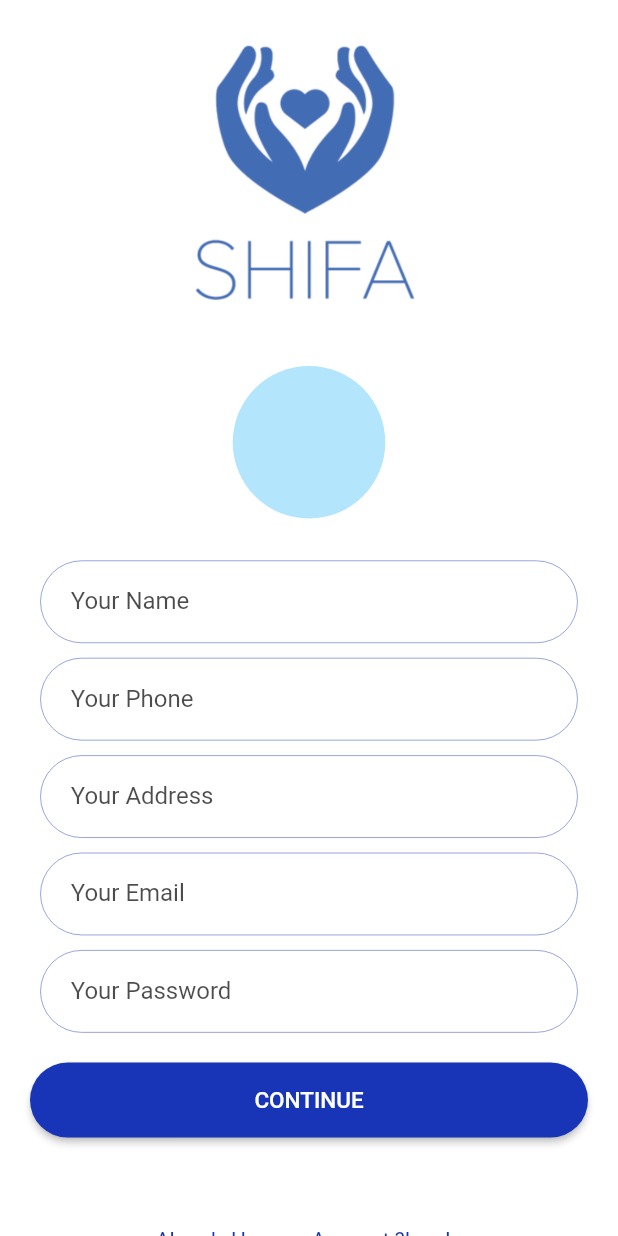
After one commit to ShifaApp/shifaa_app, a Flutter app: the RegisterHospital screen opened by its route, on a phone screen of 412 x 824 dp. The commit adds this screen. Run offline on Flutter 3.47's test engine with Material 2 defaults, Android fonts, the phone set to English and light mode, and no system bars; our stand-ins replace firebase_auth, firebase_core, firebase_database, image_picker, shared_preferences; accounts and stored records are empty; Roboto replaces fonts that are missing (Cairo).

Commit message:
start in hospital pages

```diff
--- a/lib/const/route_constants.dart
+++ b/lib/const/route_constants.dart
@@ -1,4 +1,5 @@
 import 'package:flutter/cupertino.dart';
+import 'package:shifa_app_flutter/screen/screens/hospital/register_hospital.dart';
 import 'package:shifa_app_flutter/screen/screens/login_page.dart';
 import 'package:shifa_app_flutter/screen/screens/signup_page.dart';
 
@@ -18,11 +19,12 @@ const String editInfoRoute = "editInfo";
 const String mainRoute = "mainRoute";
 //const String mapRoute = "mapRoute";
 const String dashBoardRoute = "dashBoard";
+const String registerHospitalRoute = "registerHospital";
 
 
 final Map<String, WidgetBuilder> routMap = {
  //  splashRoute: (BuildContext context) => const SplashScreen(),
- //  welcomeRoute: (BuildContext context) => const WelcomeScreen(),
+   registerHospitalRoute: (BuildContext context) => const RegisterHospital(),
    loginRoute: (BuildContext context) => const LogInPage(),
    signupRoute: (BuildContext context) => const SignUpPage(),
  // // mapRoute: (BuildContext context) => const LocationScreen(),
--- a/lib/models/Doctors.dart
+++ b/lib/models/Doctors.dart
@@ -6,47 +6,64 @@
 
 class Doctors {
   Doctors({
-      int? fees,
-      String? image,
-      String? name,
-      int? phone,
-      String? specialist,}){
+    String? fees,
+    String? image,
+    String? name,
+    String? phone,
+    String? email,
+    String? specialist,
+  }) {
     _fees = fees;
     _image = image;
+    _email = email;
     _name = name;
     _phone = phone;
     _specialist = specialist;
-}
+  }
 
   Doctors.fromJson(dynamic json) {
-    if(json !=null) {
+    if (json != null) {
       _fees = json['fees'];
       _image = json['image'];
       _name = json['name'];
       _phone = json['phone'];
+      _email = json['email'];
       _specialist = json['specialist'];
     }
   }
-  int? _fees;
+  String? _fees;
   String? _image;
   String? _name;
-  int? _phone;
+  String? _email;
+
+  String? _phone;
   String? _specialist;
 
-  int? get fees => _fees;
+  String? get fees => _fees;
   String? get image => _image;
   String? get name => _name;
-  int? get phone => _phone;
+  String? get phone => _phone;
   String? get specialist => _specialist;
+  String? get email => _email;
 
   Map<String, dynamic> toJson() {
     final map = <String, dynamic>{};
     map['fees'] = _fees;
     map['image'] = _image;
+    map['email'] = _email;
     map['name'] = _name;
     map['phone'] = _phone;
     map['specialist'] = _specialist;
     return map;
   }
-
+  Map<String, dynamic> toMap() {
+    return {
+      "name": name,
+      "email": email,
+      'fees' :_fees,
+      'specialist' :_specialist,
+      'image' : _image,
+      'phone' : _phone,
+    };
+  }
 }
--- a/lib/models/Hospitals.dart
+++ b/lib/models/Hospitals.dart
@@ -8,17 +8,20 @@ import 'Doctors.dart';
 
 class Hospitals {
   Hospitals({
-      List<Doctors>? doctors,
-      String? address,
-      String? image,
-      String? name,
-      int? phone,}){
+    List<Doctors>? doctors,
+    String? address,
+    String? image,
+    String? name,
+    String? email,
+    String? phone,
+  }) {
     _doctors = doctors;
     _address = address;
     _image = image;
     _name = name;
+    _email = email;
     _phone = phone;
-}
+  }
 
   Hospitals.fromJson(dynamic json) {
     if (json['Doctors'] != null) {
@@ -30,19 +33,24 @@ class Hospitals {
     _address = json['address'];
     _image = json['image'];
     _name = json['name'];
+    _email = json['email'];
+
     _phone = json['phone'];
   }
   List<Doctors>? _doctors;
   String? _address;
   String? _image;
   String? _name;
-  int? _phone;
+  String? _email;
+
+  String? _phone;
 
   List<Doctors>? get doctors => _doctors;
   String? get address => _address;
   String? get image => _image;
   String? get name => _name;
-  int? get phone => _phone;
+  String? get email => _email;
+  String? get phone => _phone;
 
   Map<String, dynamic> toJson() {
     final map = <String, dynamic>{};
@@ -50,10 +58,21 @@ class Hospitals {
       map['Doctors'] = _doctors?.map((v) => v.toJson()).toList();
     }
     map['address'] = _address;
+    map['email'] = _email;
     map['image'] = _image;
     map['name'] = _name;
     map['phone'] = _phone;
     return map;
+  }
+
+  Map<String, dynamic> toMap() {
+    return {
+      "name": name,
+      "email": email,
+      'address': _address,
+      'image': _image,
+      'phone': _phone,
+    };
   }
 
   @override
--- /dev/null
+++ b/lib/screen/screens/hospital/register_hospital.dart
@@ -0,0 +1,253 @@
+import 'dart:io';
+import 'dart:math';
+
+import 'package:flutter/material.dart';
+import 'package:firebase_auth/firebase_auth.dart';
+import 'package:firebase_database/firebase_database.dart';
+import 'package:shifa_app_flutter/const/const.dart';
+import 'package:shifa_app_flutter/design/color.dart';
+import 'package:image_picker/image_picker.dart';
+import 'package:shifa_app_flutter/models/Hospitals.dart';
+import 'package:shifa_app_flutter/screen/screens/hospital/register_doctor.dart';
+
+import '../../../const/route_constants.dart';
+import '../../../dialogs/message_dialog.dart';
+import '../../../dialogs/progress_dialog.dart';
+import '../../../helpers/info_helper.dart';
+import '../../../helpers/route_helper.dart';
+import '../../widget/buttons_class.dart';
+import '../../widget/text_field_class.dart';
+
+class RegisterHospital extends StatefulWidget {
+  const RegisterHospital({Key? key}) : super(key: key);
+
+  @override
+  State<RegisterHospital> createState() => _RegisterHospitalState();
+}
+
+class _RegisterHospitalState extends State<RegisterHospital> {
+  final TextEditingController nameController = TextEditingController();
+  final TextEditingController passController = TextEditingController();
+  final TextEditingController emailController = TextEditingController();
+  final TextEditingController addressController = TextEditingController();
+  final TextEditingController phoneController = TextEditingController();
+
+  bool isBtnEnabled = true;
+  XFile? pickedImage;
+
+  @override
+  Widget build(BuildContext context) {
+    return Scaffold(
+      resizeToAvoidBottomInset: false,
+      backgroundColor: CustomColors.primaryWhiteColor,
+      body: SafeArea(
+        child: Container(
+          margin: const EdgeInsets.symmetric(vertical: 10, horizontal: 20),
+          child: Column(
+            mainAxisAlignment: MainAxisAlignment.spaceEvenly,
+            children: [
+              Image.asset(
+                'assests/shifa.png',
+                height: MediaQuery.of(context).size.height / 4,
+              ),
+
+              ////////////////////////////
+
+              Column(
+                children: [
+                  InkWell(
+                    onTap: () async {
+                      final ImagePicker picker = ImagePicker();
+                      // Pick an image
+                      await picker
+                          .pickImage(source: ImageSource.gallery)
+                          .then((value) {
+                        setState(() {
+                          pickedImage = value;
+
+                          print(pickedImage!.name);
+                        });
+                      });
+                    },
+                    child: Container(
+                      margin: const EdgeInsets.symmetric(vertical: 20),
+                      width: MediaQuery.of(context).size.width / 2,
+                      height: MediaQuery.of(context).size.height / 7,
+                      decoration: BoxDecoration(
+                          color: CustomColors.primaryWhiteColor,
+                          borderRadius: BorderRadius.circular(20)),
+                      child: Padding(
+                          padding: const EdgeInsets.all(8.0),
+                          child: pickedImage != null
+                              ? Image.file(
+                                  File(pickedImage!.path),
+                                )
+                              : const CircleAvatar()),
+                    ),
+                  ),
+                  textFieldStyle(
+                      context: context,
+                      edgeInsetsGeometry: const EdgeInsets.only(bottom: 10),
+                      lbTxt: 'Your Name',
+                      textInputType: TextInputType.name,
+                      controller: nameController,
+                      textInputAction: TextInputAction.next),
+                  textFieldStyle(
+                      context: context,
+                      edgeInsetsGeometry: const EdgeInsets.only(bottom: 10),
+                      lbTxt: 'Your Phone',
+                      textInputType: TextInputType.phone,
+                      controller: phoneController,
+                      textInputAction: TextInputAction.next),
+                  textFieldStyle(
+                      context: context,
+                      edgeInsetsGeometry: const EdgeInsets.only(bottom: 10),
+                      lbTxt: 'Your Address',
+                      textInputType: TextInputType.text,
+                      controller: addressController,
+                      textInputAction: TextInputAction.next),
+                  textFieldStyle(
+                      context: context,
+                      edgeInsetsGeometry: const EdgeInsets.only(bottom: 10),
+                      lbTxt: 'Your Email',
+                      controller: emailController,
+                      textInputType: TextInputType.emailAddress,
+                      textInputAction: TextInputAction.next),
+                  textFieldStyle(
+                      context: context,
+                      edgeInsetsGeometry: const EdgeInsets.only(bottom: 10),
+                      lbTxt: 'Your Password',
+                      controller: passController,
+                      textInputType: TextInputType.visiblePassword,
+                      obscTxt: true,
+                      textInputAction: TextInputAction.done),
+                  lightBlueBtn(
+                      'Continue', const EdgeInsets.only(bottom: 10, top: 10),
+                      () {
+                    continueSignUp();
+
+                    //
+                  }),
+                ],
+              ),
+              const SizedBox(
+                height: 50,
+              )
+              //////////////////////////////////////////
+              ,
+              GestureDetector(
+                child: Row(
+                  mainAxisAlignment: MainAxisAlignment.center,
+                  children: [
+                    Text(
+                      'Already Have an Account ?',
+                      textAlign: TextAlign.center,
+                      style: TextStyle(
+                        color: CustomColors.lightBlueColor,
+                        fontSize: 14,
+                      ),
+                    ),
+                    Text(
+                      'Log In',
+                      textAlign: TextAlign.center,
+                      style: TextStyle(
+                        color: CustomColors.lightBlueColor,
+                        fontSize: 14,
+                      ),
+                    )
+                    ///////////////
+                    ,
+                  ],
+                ),
+                onTap: () {
+                  moveToNewStack(context, loginRoute);
+                },
+              ),
+            ],
+          ),
+        ),
+      ),
+    );
+  }
+
+  void continueSignUp() async {
+    if (nameController.value.text == '') {
+      // print('owner name');
+
+      showErrorMessageDialog(context, 'Please Enter your Name');
+
+      return;
+    }
+
+    if (phoneController.value.text == '') {
+      // print('owner name');
+
+      showErrorMessageDialog(context, 'Please Enter your Phone');
+
+      return;
+    }
+
+    if (addressController.value.text == '') {
+      // print('owner name');
+
+      showErrorMessageDialog(context, 'Please Enter your Address');
+
+      return;
+    }
+    if (emailController.value.text == '') {
+      showErrorMessageDialog(context, 'Please Enter your Email');
+
+      return;
+    }
+
+    if (isValidEmail(emailController.value.text) == false) {
+      showErrorMessageDialog(context, 'Email not Valid');
+
+      return;
+    }
+
+    if (passController.value.text == '') {
+      showErrorMessageDialog(context, 'Please Enter your Password');
+
+      return;
+    }
+    if (passController.value.text.length < 6) {
+      showErrorMessageDialog(context, 'Password must be more than 6 numbers ');
+
+      return;
+    }
+    isBtnEnabled = false;
+    //----------show progress----------------
+
+    showLoaderDialog(context);
+    FocusScope.of(context).unfocus();
+    try {
+      FirebaseAuth.instance.createUserWithEmailAndPassword(
+          email: emailController.value.text,
+          password: passController.value.text);
+      DatabaseReference ref =
+          FirebaseDatabase.instance.reference().child(hospitals);
+
+      ref
+          .child(Random().nextInt(10).toString())
+          .set(Hospitals(
+                  email: emailController.value.text,
+                  name: nameController.value.text,
+                  address: addressController.value.text,
+                  phone: phoneController.value.text)
+              .toMap())
+          .then((value) {
+        Navigator.push(context,
+            MaterialPageRoute(builder: (context) => const RegisterDoctor()));
+      });
+    } on FirebaseAuthException catch (e) {
+      if (e.code == 'weak-password') {
+        print('The password provided is too weak.');
+      } else if (e.code == 'email-already-in-use') {
+        print('The account already exists for that email.');
+      }
+    } catch (e) {
+      print(e);
+    }
+  }
+}
--- a/pubspec.yaml
+++ b/pubspec.yaml
@@ -40,6 +40,7 @@ dependencies:
   firebase_storage: ^10.3.9
   url_launcher: ^6.0.10
   shared_preferences: ^2.0.15
+  image_picker: ^0.8.5+3
 dev_dependencies:
   flutter_test:
     sdk: flutter
```
Also changed, not shown: lib/screen/screens/hospital/register_doctor.dart (added, +236 -0 lines), lib/screen/screens/login_page.dart (+11 -0 lines), pubspec.lock.
